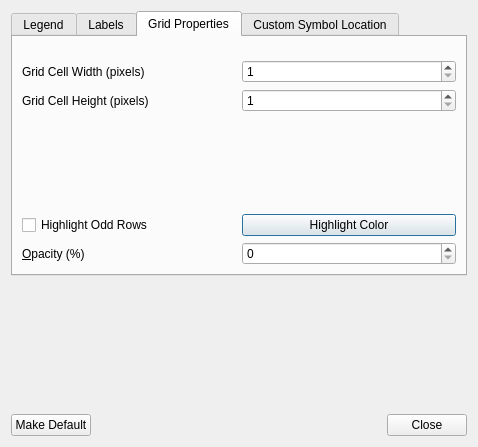
First picture: the form in sconcho/gui/ui/preferences_dialog.ui, repository haskelladdict/sconcho, before the edit.
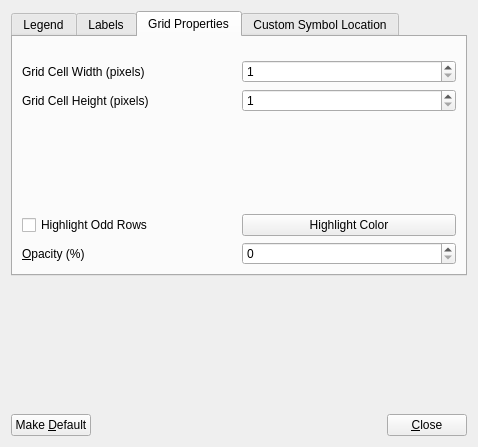
Second picture: the form after the edit. The open tabs and pages were chosen to show the change.

Commit message:
Fixed buttons in preferences dialog.
Make sure none of the buttons grab "enter"
or "return" keypresses - this is annoying.

```diff
--- a/sconcho/gui/ui/preferences_dialog.ui
+++ b/sconcho/gui/ui/preferences_dialog.ui
@@ -285,6 +285,9 @@
            <property name="text">
             <string>Highlight Color</string>
            </property>
+           <property name="autoDefault">
+            <bool>false</bool>
+           </property>
           </widget>
          </item>
          <item row="1" column="0">
@@ -376,7 +379,10 @@
      <item>
       <widget class="QPushButton" name="makeDefaultButton">
        <property name="text">
-        <string>Make Default</string>
+        <string>Make &amp;Default</string>
+       </property>
+       <property name="autoDefault">
+        <bool>false</bool>
        </property>
       </widget>
      </item>
@@ -396,7 +402,10 @@
      <item>
       <widget class="QPushButton" name="pushButton">
        <property name="text">
-        <string>Close</string>
+        <string>&amp;Close</string>
+       </property>
+       <property name="autoDefault">
+        <bool>false</bool>
        </property>
       </widget>
      </item>
```
The commit also changes 9 other files.
